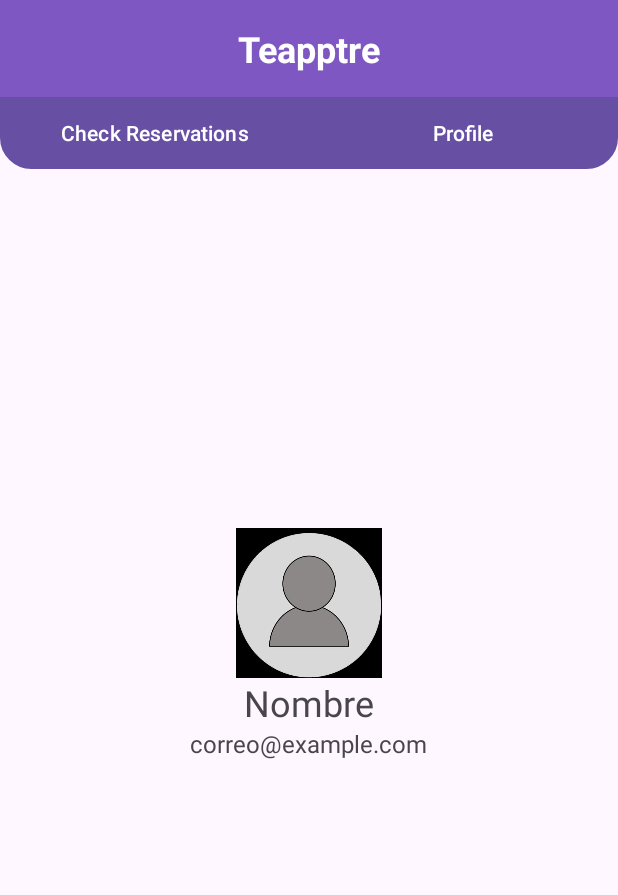
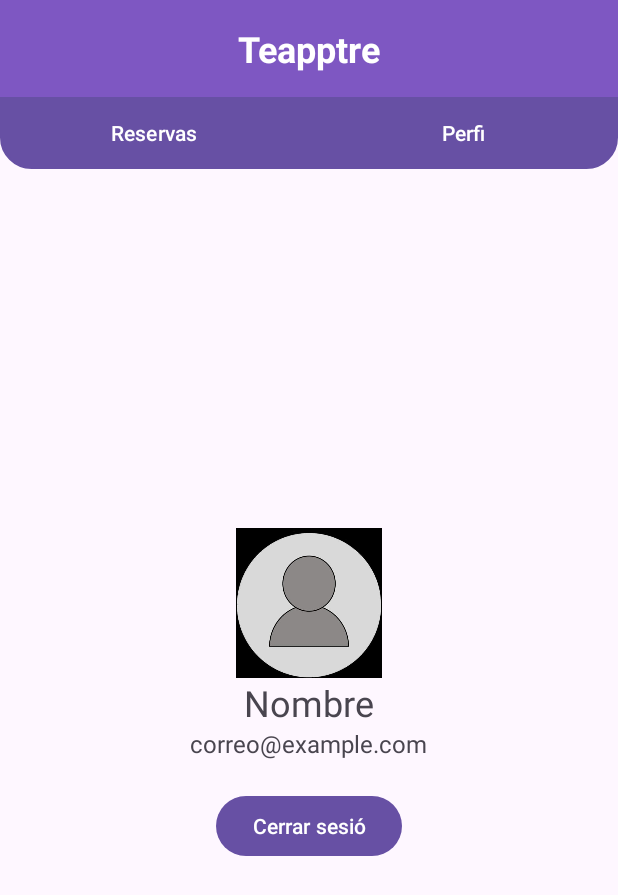
Before and after one commit to DiazDani/Projecte_Teapptre, an Android app: the fragment ProfileFragment placed in its activity, on a phone screen of 412 x 824 dp. Shown: the top 895 px of the screen. Run offline under Robolectric (Android 15) with nearby library versions, the light colour scheme and no system bars; our stand-ins replace Firebase (no records; nobody signed in at launch, a user with empty details on screens opened directly); pictures from the network do not load.

Commit message:
canvis d'ultima hora

```diff
--- a/app/src/main/java/com/jarproductions/projecte_teapptre/menu/MenuActivity.kt
+++ b/app/src/main/java/com/jarproductions/projecte_teapptre/menu/MenuActivity.kt
@@ -9,6 +9,7 @@ import androidx.fragment.app.Fragment
 import com.jarproductions.projecte_teapptre.obraThings.Obra
 import com.jarproductions.projecte_teapptre.obraThings.ObraAdapter
 import com.jarproductions.projecte_teapptre.R
+import com.jarproductions.projecte_teapptre.menu.obraFragments.ObraDetailsFragment
 import com.jarproductions.projecte_teapptre.menu.obraFragments.ObrasListFragment
 import com.jarproductions.projecte_teapptre.menu.profile.ProfileFragment
 
@@ -23,8 +24,8 @@ class MenuActivity : AppCompatActivity(), ObraAdapter.OnObraClickListener {
         val button1: Button = findViewById(R.id.button1)
         val button2: Button = findViewById(R.id.button2)
         val textViewTitle: TextView = findViewById(R.id.textViewTitle)
-        button2.text = "Profile"
-        button1.text = "Check Reservations"
+        button2.text = "Perfi"
+        button1.text = "Reservas"
 
 
         button1.setOnClickListener {
--- a/app/src/main/java/com/jarproductions/projecte_teapptre/menu/profile/ProfileFragment.kt
+++ b/app/src/main/java/com/jarproductions/projecte_teapptre/menu/profile/ProfileFragment.kt
@@ -1,10 +1,12 @@
 package com.jarproductions.projecte_teapptre.menu.profile
 
+import android.content.Intent
 import android.os.Bundle
 import android.util.Log
 import android.view.LayoutInflater
 import android.view.View
 import android.view.ViewGroup
+import android.widget.Button
 import android.widget.ImageView
 import android.widget.TextView
 import androidx.fragment.app.Fragment
@@ -12,11 +14,13 @@ import com.bumptech.glide.Glide
 import com.google.firebase.auth.FirebaseAuth
 import com.google.firebase.firestore.FirebaseFirestore
 import com.jarproductions.projecte_teapptre.R
+import com.jarproductions.projecte_teapptre.login.LogIn
 
 class ProfileFragment : Fragment() {
     private lateinit var textViewName: TextView
     private lateinit var textViewEmail: TextView
     private lateinit var imageView: ImageView
+    private lateinit var buttonLogout: Button
     private lateinit var firebaseAuth: FirebaseAuth
     private lateinit var firestore: FirebaseFirestore
 
@@ -28,9 +32,11 @@ class ProfileFragment : Fragment() {
         textViewName = view.findViewById(R.id.textViewName)
         textViewEmail = view.findViewById(R.id.textViewEmail)
         imageView = view.findViewById(R.id.imageView)
+        buttonLogout = view.findViewById(R.id.buttonLogout)
         firebaseAuth = FirebaseAuth.getInstance()
         firestore = FirebaseFirestore.getInstance()
         loadUserData()
+        setupLogoutButton()
         return view
     }
 
@@ -50,27 +56,31 @@ class ProfileFragment : Fragment() {
                             textViewEmail.text = email
                             Glide.with(this)
                                 .load(fotoUrl)
-                                .circleCrop() // Aquí se indica que se debe recortar la imagen en forma de círculo
+                                .circleCrop()
                                 .into(imageView)
                         } else {
-                            // Handle null values
                             Log.e("ProfileFragment", "Name, email, or fotoUrl is null")
                         }
                     } else {
-                        // Document doesn't exist
                         Log.e("ProfileFragment", "Document does not exist for user: $userEmail")
                     }
                 }.addOnFailureListener { exception ->
-                    // Handle error
                     Log.e("ProfileFragment", "Error fetching document: $exception")
                 }
             } else {
-                // User email is null
                 Log.e("ProfileFragment", "User email is null")
             }
         } ?: run {
-            // Current user is null
             Log.e("ProfileFragment", "Current user is null")
         }
     }
+
+    private fun setupLogoutButton() {
+        buttonLogout.setOnClickListener {
+            firebaseAuth.signOut()
+            val intent = Intent(activity, LogIn::class.java)
+            startActivity(intent)
+            activity?.finish() // Close the current activity
+        }
+    }
 }
--- a/app/src/main/java/com/jarproductions/projecte_teapptre/menu/reservation/ReservationAdapter.kt
+++ b/app/src/main/java/com/jarproductions/projecte_teapptre/menu/reservation/ReservationAdapter.kt
@@ -25,7 +25,7 @@ class ReservationAdapter(private val reservas: List<Reserva>, private val listen
         fun bind(reserva: Reserva) {
             binding.nombreTextView.text = reserva.nombre
             binding.dateTextView.text = reserva.fecha
-            binding.seatTextView.text = "Seat: ${reserva.asientos}"
+            binding.seatTextView.text = "Seient: ${reserva.asientos}"
 
             // Cargar la imagen con Glide sin placeholder
             Glide.with(binding.imageView2.context)
--- a/app/src/main/java/com/jarproductions/projecte_teapptre/repository/Repository.kt
+++ b/app/src/main/java/com/jarproductions/projecte_teapptre/repository/Repository.kt
@@ -62,7 +62,7 @@ class Repository {
                             val userData = hashMapOf(
                                 "name" to name,
                                 "email" to email,
-                                "foto" to "https://firebasestorage.googleapis.com/v0/b/teapptre.appspot.com/o/usuarios%2FIMG-20240109-WA0049.jpg?alt=media&token=42f0d190-1d79-427e-8d5b-68ef8adb4d3d",
+                                "foto" to "https://firebasestorage.googleapis.com/v0/b/teapptre.appspot.com/o/usuarios%2Fperfil.jpg?alt=media&token=9edf54ef-92dd-4ee3-a41d-e54fa0ada8a0",
                                 "reservas" to arrayListOf<String>() // Assuming reservas is an array of strings
                             )
 
--- a/app/src/main/res/layout/fragment_profile.xml
+++ b/app/src/main/res/layout/fragment_profile.xml
@@ -1,4 +1,3 @@
-<?xml version="1.0" encoding="utf-8"?>
 <RelativeLayout xmlns:android="http://schemas.android.com/apk/res/android"
     android:layout_width="match_parent"
     android:layout_height="match_parent">
@@ -8,8 +7,8 @@
         android:layout_width="100dp"
         android:layout_height="100dp"
         android:src="@drawable/perfil"
-    android:layout_centerHorizontal="true"
-    android:layout_above="@id/textViewName" /> <!-- Colocar encima del nombre -->
+        android:layout_centerHorizontal="true"
+        android:layout_above="@id/textViewName" />
 
     <TextView
         android:id="@+id/textViewName"
@@ -18,7 +17,7 @@
         android:text="Nombre"
         android:textSize="24sp"
         android:layout_centerHorizontal="true"
-    android:layout_centerVertical="true" /> <!-- Centrar verticalmente -->
+        android:layout_centerVertical="true" />
 
     <TextView
         android:id="@+id/textViewEmail"
@@ -27,5 +26,14 @@
         android:text="correo@example.com"
         android:textSize="16sp"
         android:layout_below="@id/textViewName"
-    android:layout_centerHorizontal="true" /> <!-- Centrar horizontalmente -->
+        android:layout_centerHorizontal="true" />
+
+    <Button
+        android:id="@+id/buttonLogout"
+        android:layout_width="wrap_content"
+        android:layout_height="wrap_content"
+        android:text="Cerrar sesió"
+        android:layout_below="@id/textViewEmail"
+        android:layout_centerHorizontal="true"
+        android:layout_marginTop="20dp" />
 </RelativeLayout>
```
Also changed, not shown: app/src/main/java/com/jarproductions/projecte_teapptre/menu/obraFragments/ObraDetailsFragment.kt (+130 -39 lines), app/src/main/java/com/jarproductions/projecte_teapptre/menu/obraFragments/ObrasListFragment.kt (+9 -5 lines), app/src/main/java/com/jarproductions/projecte_teapptre/menu/reservation/ReservationFragment.kt (+22 -17 lines), app/src/main/res/layout/fragment_obradetails.xml (+12 -0 lines).
